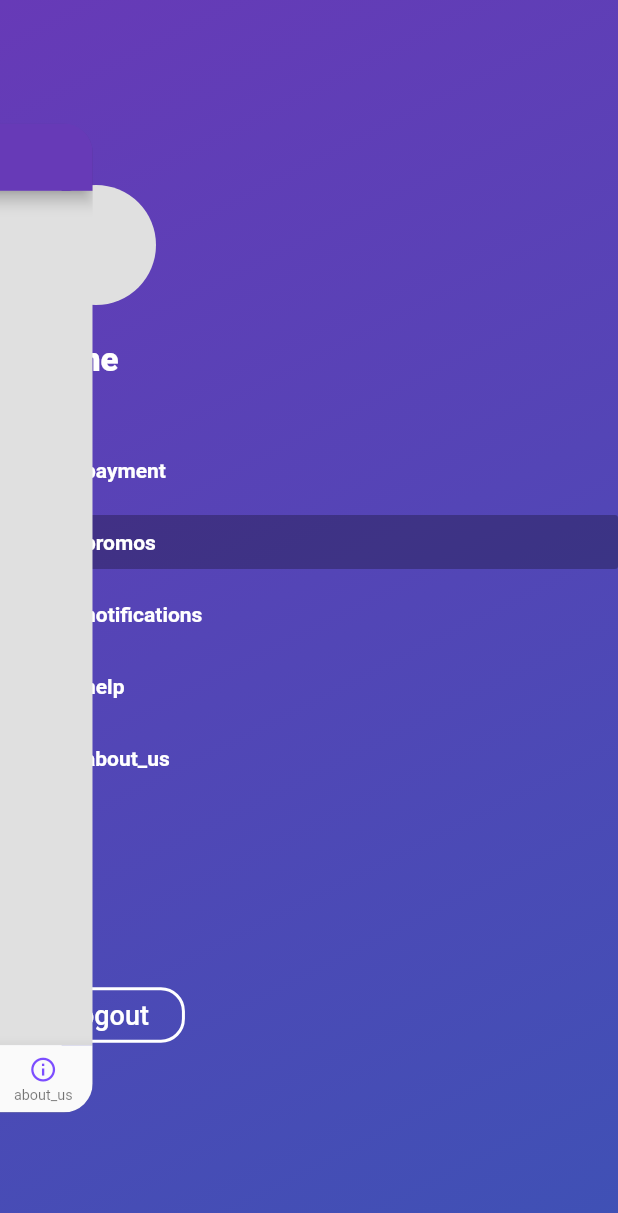
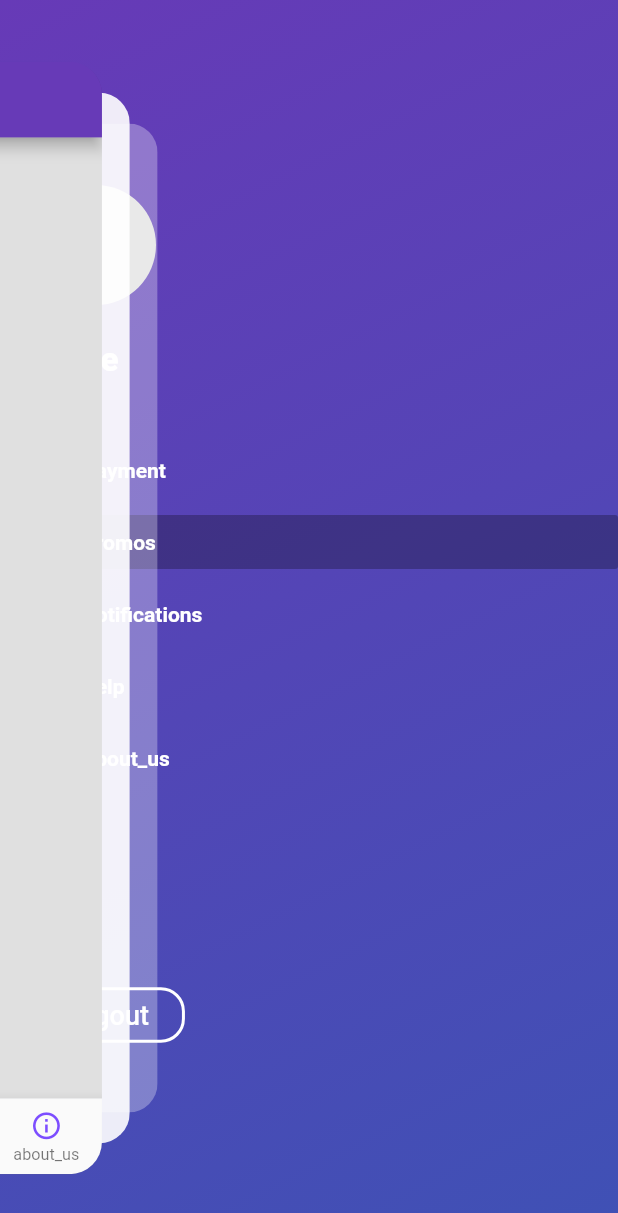
Before and after one commit to AppCheap/awesome_drawer_bar, a Flutter app: the screen it shows after launch, item 2 of the bottom bar chosen, after a tap on the "menu" icon, on a phone screen of 412 x 824 dp. Shown: the top 1213 px of the screen. Run offline on Flutter 3.47's test engine with Material 2 defaults, Android fonts, the phone set to English and light mode, and no system bars; drawn by our look-alikes of flutter_platform_widgets; our stand-ins replace easy_localization; missing offline and left inert: shared_preferences_web.

Commit message:
responsive: mobile, desktop

```diff
--- a/lib/awesome_drawer_bar.dart
+++ b/lib/awesome_drawer_bar.dart
@@ -28,11 +28,9 @@ class AwesomeDrawerBar extends StatefulWidget {
     this.controller,
     required this.menuScreen,
     required this.mainScreen,
-    this.slideWidth,
     this.slideHeight,
     this.borderRadius = 16.0,
     this.angle = 0.0,
-    this.backgroundColor = Colors.white,
     this.shadowColor = Colors.white,
     this.showShadow = false,
     this.openCurve,
@@ -54,7 +52,6 @@ class AwesomeDrawerBar extends StatefulWidget {
   final Widget mainScreen;
 
   /// Sliding width of the drawer - defaults to 275.0
-  final double? slideWidth;
   final double? slideHeight;
 
   /// Border radius of the slided content - defaults to 16.0
@@ -62,9 +59,6 @@ class AwesomeDrawerBar extends StatefulWidget {
 
   /// Rotation angle of the drawer - defaults to -12.0
   final double angle;
-
-  /// Background color of the drawer shadows - defaults to white
-  final Color backgroundColor;
 
   final Color shadowColor;
 
@@ -128,7 +122,7 @@ class _AwesomeDrawerBarState extends State<AwesomeDrawerBar> with SingleTickerPr
   }
 
   /// check whether drawer is open
-  bool isOpen() => _state == DrawerState.open /* || _state == DrawerState.opening*/;
+  bool isOpen() => _state == DrawerState.open; /* || _state == DrawerState.opening*/
 
   /// Drawer state
   ValueNotifier<DrawerState>? stateNotifier;
@@ -233,13 +227,17 @@ class _AwesomeDrawerBarState extends State<AwesomeDrawerBar> with SingleTickerPr
         scalePercent = _scaleUpCurve.transform(_percentOpen);
         break;
     }
+    double widthDevice = MediaQuery.of(context).size.width;
+    bool maxWidth = widthDevice >= 540;
+    double desktop = widthDevice * (widget.isRTL ? 0.2 : 0.3);
+    double mobile = widthDevice * (widget.isRTL ? 0.735 : 0.835);
 
     /// calculated sliding amount based on the RTL and animation value
-    double slideAmountWidth = (widget.slideWidth ?? defaultWidth - slideW) * slidePercent * _rtlSlide;
+    double slideAmountWidth = (maxWidth ? desktop : mobile - slideW) * slidePercent * _rtlSlide;
     double slideAmountHeight = (widget.slideHeight ?? slideHeight) * slidePercent * _rtlSlide;
 
     /// calculated scale amount based on the provided scale and animation value
-    double contentScale = (scale ?? 1.0) - (0.2 * scalePercent);
+    double contentScale = (scale ?? 1.0) - (0.1 * scalePercent);
 
     /// calculated radius based on the provided radius and animation value
     double cornerRadius = widget.borderRadius * _percentOpen;
@@ -259,11 +257,11 @@ class _AwesomeDrawerBarState extends State<AwesomeDrawerBar> with SingleTickerPr
     );
   }
 
-  Widget renderOverlay() {
+  Widget renderOverlay(double widthDevice) {
     return AnimatedBuilder(
       animation: _animationController,
       builder: (context, child) {
-        double rightSlide = MediaQuery.of(context).size.width * 0.75;
+        double rightSlide = widthDevice >= 540 ? widthDevice * 0.3 : widthDevice * 0.75;
         double left = (1 - _animationController.value) * rightSlide;
         return dragClick(
             menuScreen: GestureDetector(
@@ -290,7 +288,6 @@ class _AwesomeDrawerBarState extends State<AwesomeDrawerBar> with SingleTickerPr
               offset: Offset(widget.isRTL ? left : -left, 0),
               child: Container(
                 width: rightSlide,
-                color: widget.backgroundColor,
                 child: widget.menuScreen,
               ),
             ));
@@ -298,17 +295,14 @@ class _AwesomeDrawerBarState extends State<AwesomeDrawerBar> with SingleTickerPr
     );
   }
 
-  Widget renderFixedStack() {
+  Widget renderFixedStack(double widthDevice) {
     return AnimatedBuilder(
       animation: _animationController,
       builder: (context, child) {
-        double rightSlide = MediaQuery.of(context).size.width * 0.75;
+        double rightSlide = widthDevice >= 540 ? widthDevice * 0.3 : widthDevice * 0.75;
         double slide = rightSlide * _animationController.value;
         return dragClick(
-          menuScreen: Container(
-            color: widget.backgroundColor,
-            child: widget.menuScreen,
-          ),
+          menuScreen: widget.menuScreen,
           mainScreen: Transform(
             transform: Matrix4.identity()..translate(widget.isRTL ? -slide : slide),
             child: GestureDetector(
@@ -337,11 +331,11 @@ class _AwesomeDrawerBarState extends State<AwesomeDrawerBar> with SingleTickerPr
     );
   }
 
-  Widget renderStack() {
+  Widget renderStack(double widthDevice) {
     return AnimatedBuilder(
       animation: _animationController,
       builder: (context, child) {
-        double rightSlide = MediaQuery.of(context).size.width * 0.75;
+        double rightSlide = widthDevice >= 540 ? widthDevice * 0.3 : widthDevice * 0.75;
         double slide = rightSlide * _animationController.value;
         double left = (1 - _animationController.value) * rightSlide;
         return Stack(
@@ -349,7 +343,6 @@ class _AwesomeDrawerBarState extends State<AwesomeDrawerBar> with SingleTickerPr
             Transform.translate(
               offset: Offset(widget.isRTL ? left : -left, 0),
               child: Container(
-                color: widget.backgroundColor,
                 width: rightSlide,
                 child: widget.menuScreen,
               ),
@@ -424,13 +417,13 @@ class _AwesomeDrawerBarState extends State<AwesomeDrawerBar> with SingleTickerPr
     );
   }
 
-  Widget renderScaleRight({double slideHeight = 0.0, double scaleAngle = 0.0}) {
-    double slidePercent = widget.isRTL ? MediaQuery.of(context).size.width * .095 : 15.0;
+  Widget renderScaleRight(double widthDevice, {double slideHeight = 0.0, double scaleAngle = 0.0}) {
+    double slidePercent = widget.isRTL ? widthDevice * .095 : 15.0;
+    return AnimatedBuilder(
+      animation: _animationController,
+      builder: (context, child) {
         return dragClick(
-      menuScreen: Container(
-        color: widget.backgroundColor,
-        child: widget.menuScreen,
-      ),
+          menuScreen: widget.menuScreen,
           shadow: widget.showShadow == true
               ? [
                   /// Displaying the first shadow
@@ -483,24 +476,26 @@ class _AwesomeDrawerBarState extends State<AwesomeDrawerBar> with SingleTickerPr
             ),
           ),
         );
+      },
+    );
   }
 
-  Widget renderRotate3dIn() {
+  Widget renderRotate3dIn(double widthDevice) {
+    bool maxWidth = widthDevice >= 540;
     return AnimatedBuilder(
       animation: _animationController,
       builder: (context, child) {
-        double rightSlide = MediaQuery.of(context).size.width * 0.75;
-        double x = _animationController.value * (rightSlide / 1.89);
-        double rotate = _animationController.value * (pi / 4);
+        double rightSlide = maxWidth ? widthDevice * 0.2 : widthDevice * 0.4;
+        double x = _animationController.value * rightSlide;
+        double scale = 1 - (_animationController.value * 0.01);
+        double rotate = _animationController.value * (pi / (maxWidth ? 15 : 4));
         return dragClick(
-          menuScreen: Container(
-            color: widget.backgroundColor,
-            child: widget.menuScreen,
-          ),
+          menuScreen: widget.menuScreen,
           mainScreen: Transform(
             transform: Matrix4.identity()
               ..setEntry(3, 2, 0.0009)
               ..translate(widget.isRTL ? -x : x)
+              ..scale(scale)
               ..rotateY(widget.isRTL ? -rotate : rotate),
             alignment: widget.isRTL ? Alignment.centerLeft : Alignment.centerRight,
             child: GestureDetector(
@@ -527,19 +522,17 @@ class _AwesomeDrawerBarState extends State<AwesomeDrawerBar> with SingleTickerPr
     );
   }
 
-  Widget renderRotate3dOut() {
+  Widget renderRotate3dOut(double widthDevice) {
+    bool maxWidth = widthDevice >= 540;
     return AnimatedBuilder(
       animation: _animationController,
       builder: (context, child) {
-        double rightSlide = MediaQuery.of(context).size.width * 0.75;
-        double x = _animationController.value * (rightSlide / 2.65);
-        double scale = 1 - (_animationController.value * 0.3);
-        double rotate = _animationController.value * (pi / 4);
+        double rightSlide = maxWidth ? widthDevice * 0.159 : widthDevice * 0.325;
+        double x = _animationController.value * rightSlide;
+        double scale = 1 - (_animationController.value * 0.25);
+        double rotate = _animationController.value * (pi / (maxWidth ? 15 : 4));
         return dragClick(
-          menuScreen: Container(
-            color: widget.backgroundColor,
-            child: widget.menuScreen,
-          ),
+          menuScreen: widget.menuScreen,
           mainScreen: Transform(
             transform: Matrix4.identity()
               ..setEntry(3, 2, 0.0009)
@@ -600,10 +593,7 @@ class _AwesomeDrawerBarState extends State<AwesomeDrawerBar> with SingleTickerPr
                     },
                     child: Stack(
                       children: <Widget>[
-                        Container(
-                          color: widget.backgroundColor,
-                          child: widget.menuScreen,
-                        ),
+                        widget.menuScreen,
                         Padding(
                           padding: EdgeInsets.only(right: 24, top: 24),
                           child: Align(
@@ -634,28 +624,29 @@ class _AwesomeDrawerBarState extends State<AwesomeDrawerBar> with SingleTickerPr
 
   @override
   Widget build(BuildContext context) {
+    double getWidthDevice = MediaQuery.of(context).size.width;
     double slideHeight = MediaQuery.of(context).size.height * (widget.isRTL ? -0.19 : 0.19);
     switch (widget.type) {
       case StyleState.fixedStack:
-        return renderFixedStack();
+        return renderFixedStack(getWidthDevice);
       case StyleState.stack:
-        return renderStack();
+        return renderStack(getWidthDevice);
       case StyleState.scaleRight:
-        return renderScaleRight(scaleAngle: widget.angle, slideHeight: 0.0);
+        return renderScaleRight(getWidthDevice, scaleAngle: widget.angle, slideHeight: 0.0);
       case StyleState.scaleBottom:
-        return renderScaleRight(scaleAngle: widget.angle, slideHeight: slideHeight);
+        return renderScaleRight(getWidthDevice, scaleAngle: widget.angle, slideHeight: slideHeight);
       case StyleState.scaleTop:
-        return renderScaleRight(scaleAngle: widget.angle, slideHeight: -slideHeight);
+        return renderScaleRight(getWidthDevice, scaleAngle: widget.angle, slideHeight: -slideHeight);
       case StyleState.scaleRotate:
-        return renderScaleRight(scaleAngle: widget.angle - 3.0);
+        return renderScaleRight(getWidthDevice, scaleAngle: widget.angle - 3.0);
       case StyleState.rotate3dIn:
-        return renderRotate3dIn();
+        return renderRotate3dIn(getWidthDevice);
       case StyleState.rotate3dOut:
-        return renderRotate3dOut();
+        return renderRotate3dOut(getWidthDevice);
       case StyleState.popUp:
         return renderPopUp();
       default:
-        return renderOverlay();
+        return renderOverlay(getWidthDevice);
     }
   }
 
```
Lines whose indentation alone changed are shown as unchanged.
